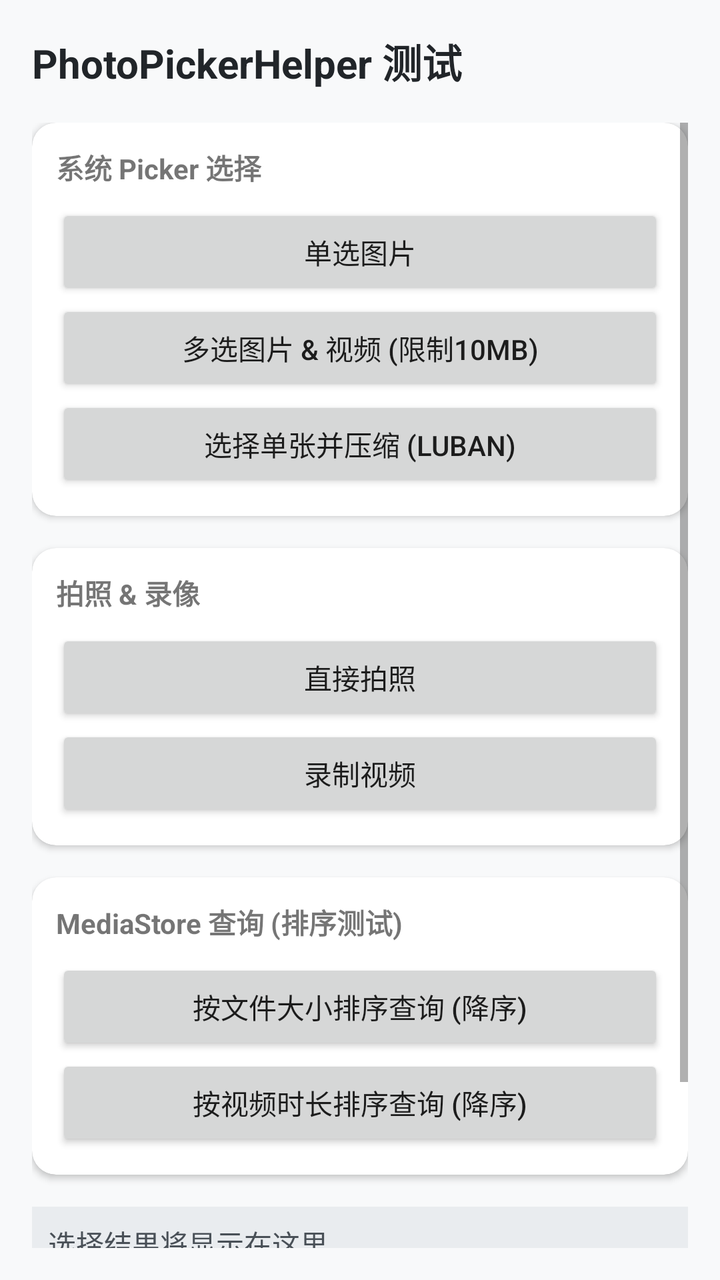
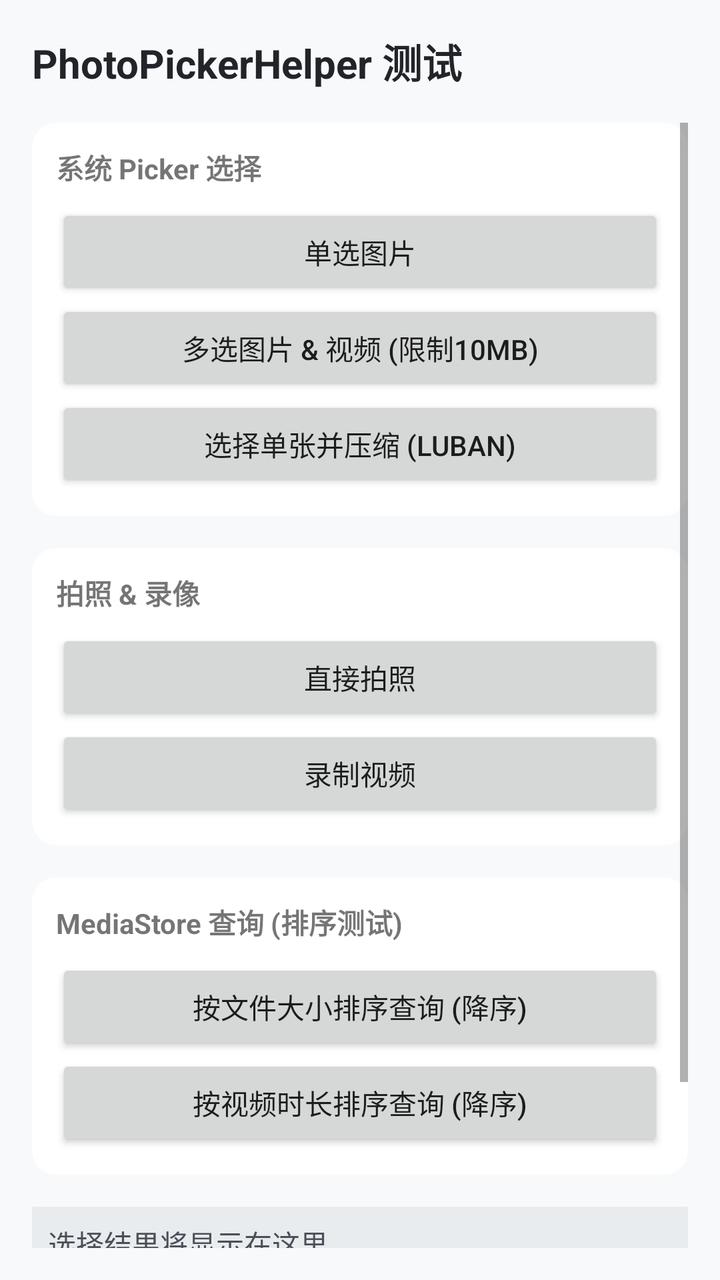

An Android layout rendered at two revisions. The XML below is the earlier revision; the diff shows what the commit changed to produce the second picture.
<!-- AndroidManifest.xml: another module's application theme Theme.ApplicationArchitecture -->
<!-- res/layout/activity_photo_picker_test.xml -->
<?xml version="1.0" encoding="utf-8"?>
<LinearLayout xmlns:android="http://schemas.android.com/apk/res/android"
    xmlns:app="http://schemas.android.com/apk/res-auto"
    xmlns:tools="http://schemas.android.com/tools"
    android:layout_width="match_parent"
    android:layout_height="match_parent"
    android:orientation="vertical"
    android:padding="16dp"
    android:background="#F8F9FA">

    <TextView
        android:layout_width="wrap_content"
        android:layout_height="wrap_content"
        android:text="PhotoPickerHelper 测试"
        android:textSize="20sp"
        android:textStyle="bold"
        android:textColor="#212529"
        android:layout_marginBottom="16dp"/>

    <ScrollView
        android:layout_width="match_parent"
        android:layout_height="0dp"
        android:layout_weight="1">

        <LinearLayout
            android:layout_width="match_parent"
            android:layout_height="wrap_content"
            android:orientation="vertical">

            
            <androidx.cardview.widget.CardView
                android:layout_width="match_parent"
                android:layout_height="wrap_content"
                app:cardElevation="2dp"
                app:cardCornerRadius="12dp"
                app:cardBackgroundColor="#FFFFFF"
                android:layout_marginBottom="16dp">

                <LinearLayout
                    android:layout_width="match_parent"
                    android:layout_height="wrap_content"
                    android:orientation="vertical"
                    android:padding="12dp">

                    <TextView
                        android:layout_width="wrap_content"
                        android:layout_height="wrap_content"
                        android:text="系统 Picker 选择"
                        android:textStyle="bold"
                        android:layout_marginBottom="8dp"/>

                    <Button
                        android:id="@+id/btn_pick_image"
                        android:layout_width="match_parent"
                        android:layout_height="wrap_content"
                        android:text="单选图片"
                        />

                    <Button
                        android:id="@+id/btn_pick_multi"
                        android:layout_width="match_parent"
                        android:layout_height="wrap_content"
                        android:text="多选图片 &amp; 视频 (限制10MB)"
                        />

                    <Button
                        android:id="@+id/btn_compress"
                        android:layout_width="match_parent"
                        android:layout_height="wrap_content"
                        android:text="选择单张并压缩 (Luban)"
                       />

                </LinearLayout>
            </androidx.cardview.widget.CardView>

            
            <androidx.cardview.widget.CardView
                android:layout_width="match_parent"
                android:layout_height="wrap_content"
                app:cardElevation="2dp"
                app:cardCornerRadius="12dp"
                app:cardBackgroundColor="#FFFFFF"
                android:layout_marginBottom="16dp">

                <LinearLayout
                    android:layout_width="match_parent"
                    android:layout_height="wrap_content"
                    android:orientation="vertical"
                    android:padding="12dp">

                    <TextView
                        android:layout_width="wrap_content"
                        android:layout_height="wrap_content"
                        android:text="拍照 &amp; 录像"
                        android:textStyle="bold"
                        android:layout_marginBottom="8dp"/>

                    <Button
                        android:id="@+id/btn_take_photo"
                        android:layout_width="match_parent"
                        android:layout_height="wrap_content"
                        android:text="直接拍照"
                        app:icon="@android:drawable/ic_menu_camera"/>

                    <Button
                        android:id="@+id/btn_record_video"
                        android:layout_width="match_parent"
                        android:layout_height="wrap_content"
                        android:text="录制视频"
                        app:icon="@android:drawable/presence_video_away"/>

                </LinearLayout>
            </androidx.cardview.widget.CardView>

            
            <androidx.cardview.widget.CardView
                android:layout_width="match_parent"
                android:layout_height="wrap_content"
                app:cardElevation="2dp"
                app:cardCornerRadius="12dp"
                app:cardBackgroundColor="#FFFFFF"
                android:layout_marginBottom="16dp">

                <LinearLayout
                    android:layout_width="match_parent"
                    android:layout_height="wrap_content"
                    android:orientation="vertical"
                    android:padding="12dp">

                    <TextView
                        android:layout_width="wrap_content"
                        android:layout_height="wrap_content"
                        android:text="MediaStore 查询 (排序测试)"
                        android:textStyle="bold"
                        android:layout_marginBottom="8dp"/>

                    <Button
                        android:id="@+id/btn_query_size"
                        android:layout_width="match_parent"
                        android:layout_height="wrap_content"
                        android:text="按文件大小排序查询 (降序)"
                        />

                    <Button
                        android:id="@+id/btn_query_duration"
                        android:layout_width="match_parent"
                        android:layout_height="wrap_content"
                        android:text="按视频时长排序查询 (降序)"
                        />

                </LinearLayout>
            </androidx.cardview.widget.CardView>

            
            <TextView
                android:id="@+id/tv_result"
                android:layout_width="match_parent"
                android:layout_height="wrap_content"
                android:text="选择结果将显示在这里..."
                android:padding="8dp"
                android:background="#E9ECEF"
                android:minLines="5"
                android:textColor="#495057"
                android:layout_marginBottom="16dp"/>

            <ImageView
                android:id="@+id/iv_preview"
                android:layout_width="match_parent"
                android:layout_height="200dp"
                android:scaleType="centerInside"
                android:background="#DDDDDD"
                android:layout_marginBottom="16dp"
                android:visibility="gone"/>

        </LinearLayout>
    </ScrollView>

</LinearLayout>
<!-- resources referenced by this layout -->
<resources>
  <style name="Theme.ApplicationArchitecture" parent="Theme.AppCompat.DayNight.NoActionBar" />
</resources>

<!-- the commit's change to res/layout/activity_photo_picker_test.xml (unified diff, before → after) -->
@@ -31,7 +31,7 @@
             <androidx.cardview.widget.CardView
                 android:layout_width="match_parent"
                 android:layout_height="wrap_content"
-                app:cardElevation="2dp"
+                app:cardElevation="0dp"
                 app:cardCornerRadius="12dp"
                 app:cardBackgroundColor="#FFFFFF"
                 android:layout_marginBottom="16dp">
@@ -77,7 +77,7 @@
             <androidx.cardview.widget.CardView
                 android:layout_width="match_parent"
                 android:layout_height="wrap_content"
-                app:cardElevation="2dp"
+                app:cardElevation="0dp"
                 app:cardCornerRadius="12dp"
                 app:cardBackgroundColor="#FFFFFF"
                 android:layout_marginBottom="16dp">
@@ -116,7 +116,7 @@
             <androidx.cardview.widget.CardView
                 android:layout_width="match_parent"
                 android:layout_height="wrap_content"
-                app:cardElevation="2dp"
+                app:cardElevation="0dp"
                 app:cardCornerRadius="12dp"
                 app:cardBackgroundColor="#FFFFFF"
                 android:layout_marginBottom="16dp">
<!-- resource entries referenced after the edit -->
@@ -1,5 +1,14 @@
 <!-- resources referenced by this layout -->
 <resources>
-  <style name="Theme.ApplicationArchitecture" parent="Theme.AppCompat.DayNight.NoActionBar" />
+  <style name="Theme.ApplicationArchitecture" parent="Theme.AppCompat.DayNight.NoActionBar">
+          <item name="buttonStyle">@style/Widget.ApplicationArchitecture.Button</item>
+      </style>
+  <style name="Widget.ApplicationArchitecture.Button" parent="Widget.AppCompat.Button">
+          <item name="android:elevation">0dp</item>
+          <item name="android:stateListAnimator">@null</item>
+          <item name="android:translationZ">0dp</item>
+          <item name="elevation">0dp</item>
+          <item name="stateListAnimator">@null</item>
+      </style>
 </resources>
 
